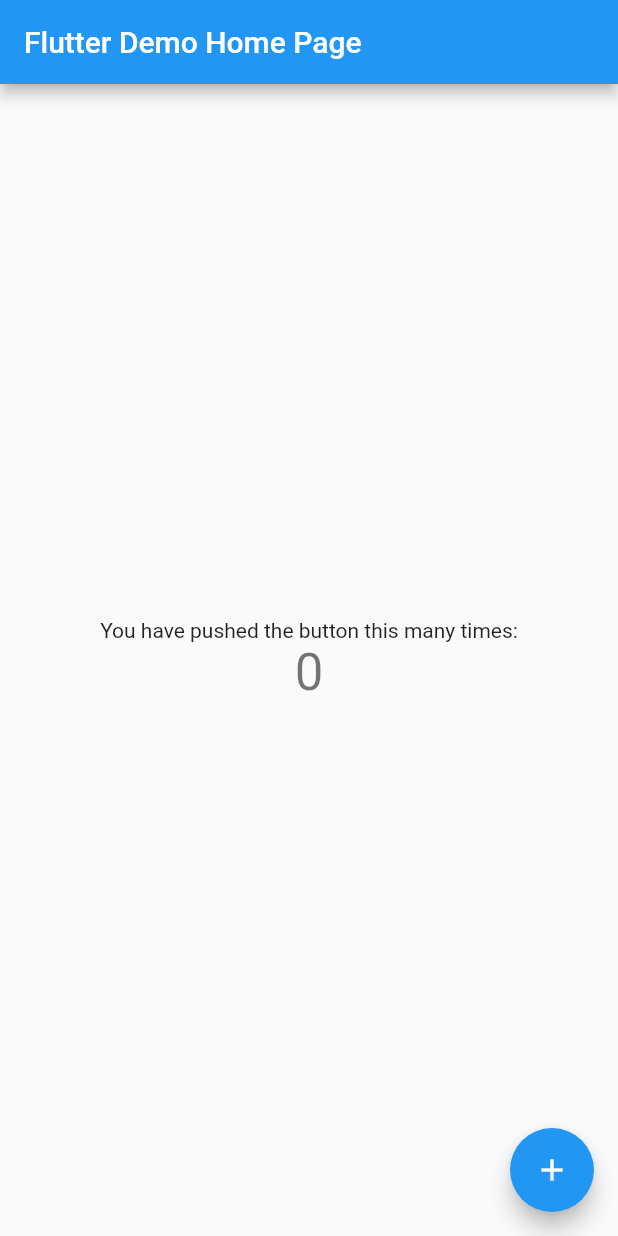
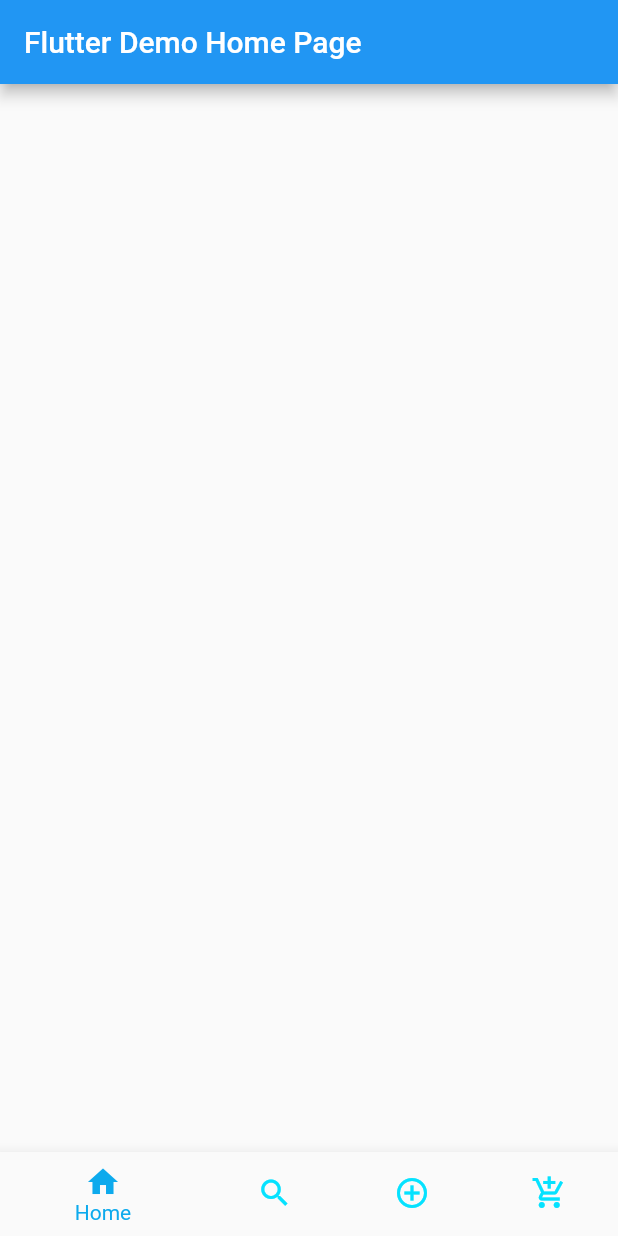
Before and after one commit to volume4k/starthack_delta_bellfood, a Flutter app: the screen it shows after launch, on a phone screen of 412 x 824 dp. Run offline on Flutter 3.47's test engine with Material 2 defaults, Android fonts, the phone set to English and light mode, and no system bars.

```diff
--- a/lib/Utils/app_colors.dart
+++ b/lib/Utils/app_colors.dart
@@ -4,4 +4,8 @@ class AppColors {
   static const Color red = Color(0xFFFF0000);
   static const Color green = Color(0xFF4CAF50);
   static const Color errorRed = Color(0xFFFF6E6E);
+
+  static const Color mainColor = Color.fromARGB(255, 13, 170, 237);
+  static const Color unselectedColor = Color.fromARGB(255, 5, 226, 255);
+  static const Color backgroundColor = Color.fromARGB(255, 55, 52, 52);
 }
--- a/lib/main.dart
+++ b/lib/main.dart
@@ -1,4 +1,5 @@
 import 'package:flutter/material.dart';
+import 'Utils/app_colors.dart';
 
 void main() {
   runApp(const MyApp());
@@ -48,18 +49,6 @@ class MyHomePage extends StatefulWidget {
 }
 
 class _MyHomePageState extends State<MyHomePage> {
-  int _counter = 0;
-
-  void _incrementCounter() {
-    setState(() {
-      // This call to setState tells the Flutter framework that something has
-      // changed in this State, which causes it to rerun the build method below
-      // so that the display can reflect the updated values. If we changed
-      // _counter without calling setState(), then the build method would not be
-      // called again, and so nothing would appear to happen.
-      _counter++;
-    });
-  }
 
   @override
   Widget build(BuildContext context) {
@@ -93,23 +82,32 @@ class _MyHomePageState extends State<MyHomePage> {
           // center the children vertically; the main axis here is the vertical
           // axis because Columns are vertical (the cross axis would be
           // horizontal).
-          mainAxisAlignment: MainAxisAlignment.center,
-          children: <Widget>[
-            const Text(
-              'You have pushed the button this many times:',
-            ),
-            Text(
-              '$_counter',
-              style: Theme.of(context).textTheme.headlineMedium,
-            ),
-          ],
+
         ),
       ),
-      floatingActionButton: FloatingActionButton(
-        onPressed: _incrementCounter,
-        tooltip: 'Increment',
-        child: const Icon(Icons.add),
-      ), // This trailing comma makes auto-formatting nicer for build methods.
+
+      bottomNavigationBar: BottomNavigationBar(
+        items: const <BottomNavigationBarItem>[
+          BottomNavigationBarItem(
+            icon: Icon(Icons.home),
+            label: 'Home',
+          ),
+          BottomNavigationBarItem(
+            icon: Icon(Icons.search),
+            label: 'Search',
+          ),
+          BottomNavigationBarItem(
+            icon: Icon(Icons.add_circle_outline),
+            label: 'Add Activity',
+          ),
+          BottomNavigationBarItem(
+            icon: Icon(Icons.add_shopping_cart),
+            label: 'Ecocoin Shop',
+          ),
+        ],
+        selectedItemColor: AppColors.mainColor,
+        unselectedItemColor: AppColors.unselectedColor,
+      ),
     );
   }
 }
```
